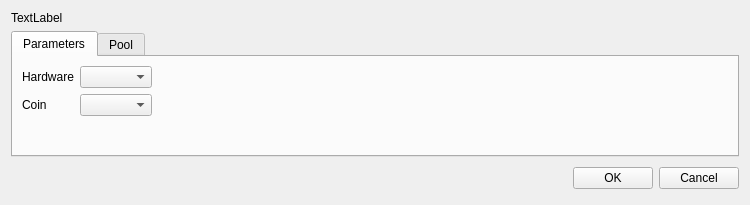
Qt form source/miningunitdialog.ui (martin-kudlicka/crypto-miner) before a commit.
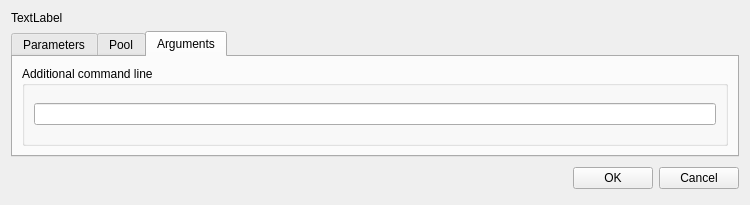
The same form after that commit. The open tabs and pages were chosen to show the change.

Commit message: + additional command line option

Diff of the .ui file:
```diff
--- a/source/miningunitdialog.ui
+++ b/source/miningunitdialog.ui
@@ -144,6 +144,25 @@
        </item>
       </layout>
      </widget>
+     <widget class="QWidget" name="tab_2">
+      <attribute name="title">
+       <string>Arguments</string>
+      </attribute>
+      <layout class="QVBoxLayout" name="verticalLayout_2">
+       <item>
+        <widget class="QGroupBox" name="groupBox">
+         <property name="title">
+          <string>Additional command line</string>
+         </property>
+         <layout class="QVBoxLayout" name="verticalLayout_3">
+          <item>
+           <widget class="QLineEdit" name="agumentsAdditionalCommandLine"/>
+          </item>
+         </layout>
+        </widget>
+       </item>
+      </layout>
+     </widget>
     </widget>
    </item>
    <item>
```
The commit also changes 3 other files.
